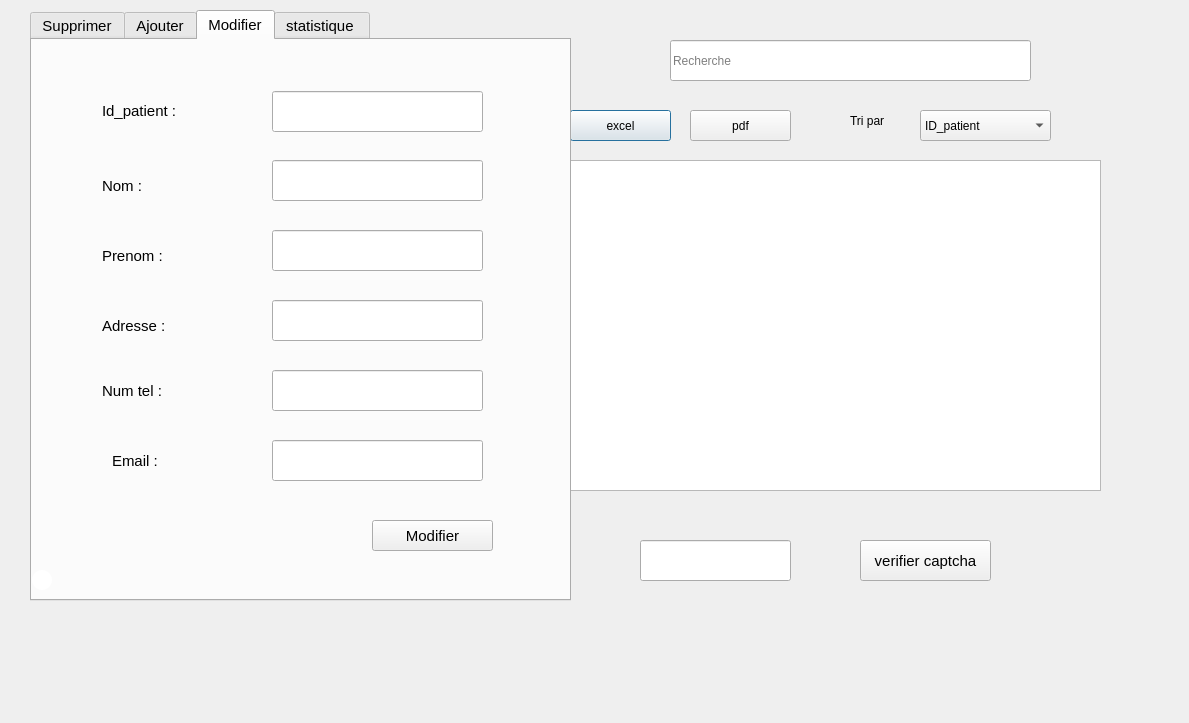
First picture: the form in gestionpatient.ui, repository ghazy001/ambulance_agency, before the edit.
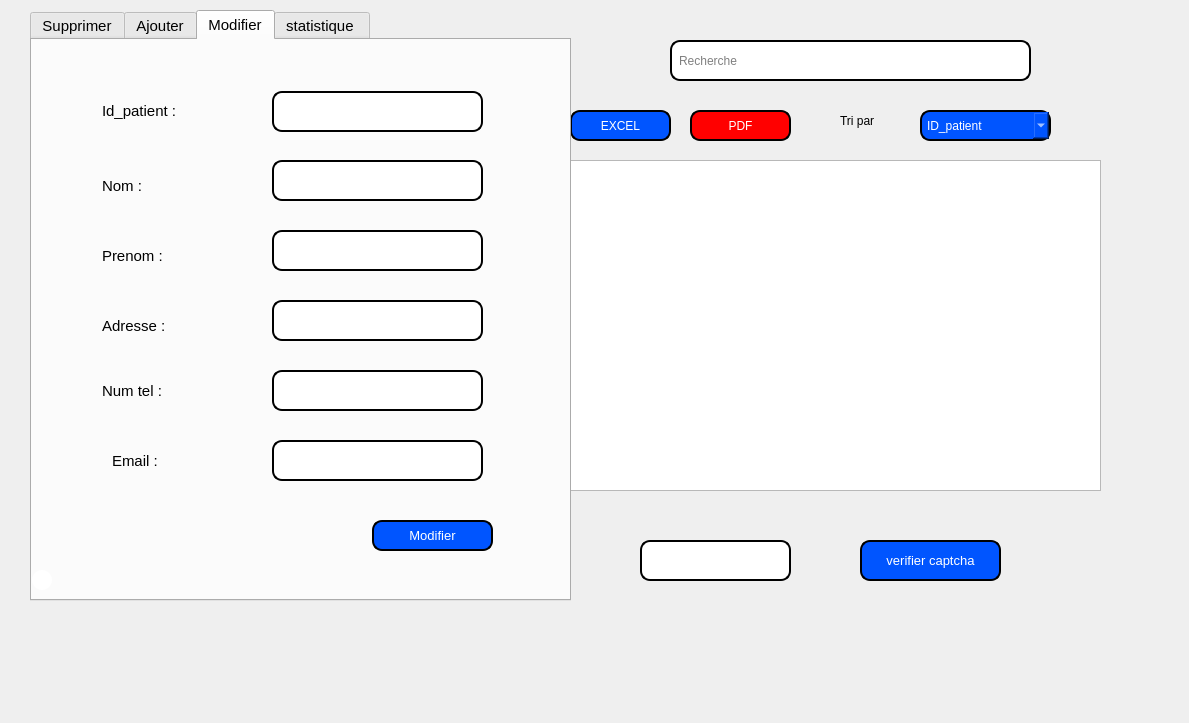
Second picture: the form after the edit. The open tabs and pages were chosen to show the change. Icons and pictures are not drawn.

Diff of the .ui file:
```diff
--- a/gestionpatient.ui
+++ b/gestionpatient.ui
@@ -36,7 +36,12 @@
     </rect>
    </property>
    <property name="styleSheet">
-    <string notr="true">font: 75 11pt &quot;Arial&quot;;</string>
+    <string notr="true">background-color: rgb(255, 255, 255);
+                       border: 2px solid black;
+                       color: black;
+                       padding: 5px;
+                       border-radius:10px;
+font: 75 8pt &quot;MS Shell Dlg 2&quot;;</string>
    </property>
   </widget>
   <widget class="QComboBox" name="comboBox">
@@ -48,6 +53,16 @@
      <height>31</height>
     </rect>
    </property>
+   <property name="styleSheet">
+    <string notr="true">font: 75 16pt &quot;Modern&quot;;
+                 
+background-color: rgb(0, 85, 255);
+                       border: 2px solid black;
+                       color: white;
+                       padding: 5px;
+border-radius:10px;
+font: 87 10pt &quot;Arial&quot;;</string>
+   </property>
    <item>
     <property name="text">
      <string>ID_patient</string>
@@ -83,8 +98,18 @@
      <height>31</height>
     </rect>
    </property>
+   <property name="styleSheet">
+    <string notr="true">font: 75 16pt &quot;Modern&quot;;
+                 
+background-color: rgb(0, 85, 255);
+                       border: 2px solid black;
+                       color: white;
+                       padding: 5px;
+border-radius:10px;
+font: 87 10pt &quot;Arial&quot;;</string>
+   </property>
    <property name="text">
-    <string>excel</string>
+    <string>EXCEL</string>
    </property>
   </widget>
   <widget class="QTabWidget" name="tabWidget">
@@ -578,31 +603,12 @@
       </rect>
      </property>
      <property name="styleSheet">
-      <string notr="true">font: 75 11pt &quot;Arial&quot;;
-
-OPushButon{
- 			border-radius: 15px;
-			border-right:. 1px solid #aaaaaa;
-			border-bottom: 1px solid #aaaaaa;
-}
-
-OPushButton:enabled {
-background-color: blue;
-color: white;
-}
-OPushBution-pressed {
-background-color: #0d2f72;
-color: #ffffe:
-}
-QPushButton:hover:!pressed{
-background-Color: #E1F4FF;
-Color: #0c2f70;
-}
-OPushButton:disabled {
-background-color: #aaaaaa:
-Color; #ffffff
-}
-font: 75 11pt &quot;Arial&quot;;</string>
+      <string notr="true">background-color: rgb(255, 255, 255);
+                       border: 2px solid black;
+                       color: black;
+                       padding: 5px;
+                       border-radius:10px;
+font: 75 8pt &quot;MS Shell Dlg 2&quot;;</string>
      </property>
     </widget>
     <widget class="QLineEdit" name="mod2_3">
@@ -615,32 +621,12 @@
       </rect>
      </property>
      <property name="styleSheet">
-      <string notr="true">font: 75 11pt &quot;Arial&quot;;
-
-OPushButon{
-	
-	
- 			border-radius: 15px;
-			border-right:. 1px solid #aaaaaa;
-			border-bottom: 1px solid #aaaaaa;
-}
-
-OPushButton:enabled {
-background-color: blue;
-color: white;
-}
-OPushBution-pressed {
-background-color: #0d2f72;
-color: #ffffe:
-}
-QPushButton:hover:!pressed{
-background-Color: #E1F4FF;
-Color: #0c2f70;
-}
-OPushButton:disabled {
-background-color: #aaaaaa:
-Color; #ffffff
-}</string>
+      <string notr="true">background-color: rgb(255, 255, 255);
+                       border: 2px solid black;
+                       color: black;
+                       padding: 5px;
+                       border-radius:10px;
+font: 75 8pt &quot;MS Shell Dlg 2&quot;;</string>
      </property>
     </widget>
     <widget class="QLineEdit" name="mod3_3">
@@ -652,6 +638,14 @@
        <height>41</height>
       </rect>
      </property>
+     <property name="styleSheet">
+      <string notr="true">background-color: rgb(255, 255, 255);
+                       border: 2px solid black;
+                       color: black;
+                       padding: 5px;
+                       border-radius:10px;
+font: 75 8pt &quot;MS Shell Dlg 2&quot;;</string>
+     </property>
      <property name="placeholderText">
       <string/>
      </property>
@@ -665,6 +659,14 @@
        <height>41</height>
       </rect>
      </property>
+     <property name="styleSheet">
+      <string notr="true">background-color: rgb(255, 255, 255);
+                       border: 2px solid black;
+                       color: black;
+                       padding: 5px;
+                       border-radius:10px;
+font: 75 8pt &quot;MS Shell Dlg 2&quot;;</string>
+     </property>
     </widget>
     <widget class="QLineEdit" name="mod5_3">
      <property name="geometry">
@@ -675,6 +677,14 @@
        <height>41</height>
       </rect>
      </property>
+     <property name="styleSheet">
+      <string notr="true">background-color: rgb(255, 255, 255);
+                       border: 2px solid black;
+                       color: black;
+                       padding: 5px;
+                       border-radius:10px;
+font: 75 8pt &quot;MS Shell Dlg 2&quot;;</string>
+     </property>
     </widget>
     <widget class="QLineEdit" name="mod6_3">
      <property name="geometry">
@@ -686,7 +696,12 @@
       </rect>
      </property>
      <property name="styleSheet">
-      <string notr="true">font: 75 11pt &quot;Arial&quot;;</string>
+      <string notr="true">background-color: rgb(255, 255, 255);
+                       border: 2px solid black;
+                       color: black;
+                       padding: 5px;
+                       border-radius:10px;
+font: 75 8pt &quot;MS Shell Dlg 2&quot;;</string>
      </property>
     </widget>
     <widget class="QPushButton" name="modifer_2">
@@ -701,49 +716,21 @@
      <property name="font">
       <font>
        <family>Arial</family>
-       <pointsize>11</pointsize>
-       <weight>50</weight>
+       <pointsize>10</pointsize>
+       <weight>10</weight>
        <italic>false</italic>
        <bold>false</bold>
       </font>
      </property>
      <property name="styleSheet">
-      <string notr="true">font: 11pt &quot;Arial&quot;;
-QPushButton {
-qproperty-icon: url(:/setup.png);
-gproperty-iconSize: 20px 20px;
-text-align: center;
-color: black;
-}
-
-
-OPushButon{
-rgb(0, 0, 255)
- 			border-radius: 15px;
-			border-right:. 1px solid #aaaaaa;
-			border-bottom: 1px solid #aaaaaa;
-}
-
-OPushButton:enabled {
-background-color: white;
-color: blue;
-}
-OPushBution-pressed {
-background-color: white;
-color: blue:
-}
-QPushButton:hover:!pressed{
-background-Color: #white;
-Color: blue;
-}
-OPushButton:disabled {
-background-color: white:
-Color: blue ;
-}
-
-
-
-</string>
+      <string notr="true">font: 75 16pt &quot;Modern&quot;;
+                 
+background-color: rgb(0, 85, 255);
+                       border: 2px solid black;
+                       color: white;
+                       padding: 5px;
+border-radius:10px;
+font: 87 10pt &quot;Arial&quot;;</string>
      </property>
      <property name="text">
       <string>Modifier</string>
@@ -792,12 +779,15 @@
   <widget class="QLabel" name="male_2">
    <property name="geometry">
     <rect>
-     <x>850</x>
+     <x>840</x>
      <y>100</y>
-     <width>61</width>
+     <width>81</width>
      <height>41</height>
     </rect>
    </property>
+   <property name="styleSheet">
+    <string notr="true">font: 14pt &quot;MS Shell Dlg 2&quot;;</string>
+   </property>
    <property name="text">
     <string>Tri par</string>
    </property>
@@ -807,19 +797,29 @@
     <rect>
      <x>860</x>
      <y>540</y>
-     <width>131</width>
+     <width>141</width>
      <height>41</height>
     </rect>
    </property>
    <property name="font">
     <font>
      <family>Arial</family>
-     <pointsize>11</pointsize>
-     <weight>50</weight>
+     <pointsize>10</pointsize>
+     <weight>10</weight>
      <italic>false</italic>
      <bold>false</bold>
     </font>
    </property>
+   <property name="styleSheet">
+    <string notr="true">font: 75 16pt &quot;Modern&quot;;
+                 
+background-color: rgb(0, 85, 255);
+                       border: 2px solid black;
+                       color: white;
+                       padding: 5px;
+border-radius:10px;
+font: 87 10pt &quot;Arial&quot;;</string>
+   </property>
    <property name="text">
     <string>verifier captcha</string>
    </property>
@@ -833,8 +833,18 @@
      <height>31</height>
     </rect>
    </property>
+   <property name="styleSheet">
+    <string notr="true">font: 75 16pt &quot;Modern&quot;;
+                 
+background-color: rgb(255, 0, 0);
+                       border: 2px solid black;
+                       color: white;
+                       padding: 5px;
+border-radius:10px;
+font: 87 10pt &quot;Arial&quot;;</string>
+   </property>
    <property name="text">
-    <string>pdf</string>
+    <string>PDF</string>
    </property>
   </widget>
   <widget class="QLineEdit" name="lineEdit45">
@@ -846,6 +856,14 @@
      <height>41</height>
     </rect>
    </property>
+   <property name="styleSheet">
+    <string notr="true">background-color: rgb(255, 255, 255);
+                       border: 2px solid black;
+                       color: black;
+                       padding: 5px;
+                       border-radius:10px;
+font: 75 8pt &quot;MS Shell Dlg 2&quot;;</string>
+   </property>
    <property name="placeholderText">
     <string>Recherche</string>
    </property>
```
Left out of the diff: 103 changed lines with no effect on the pictures.
